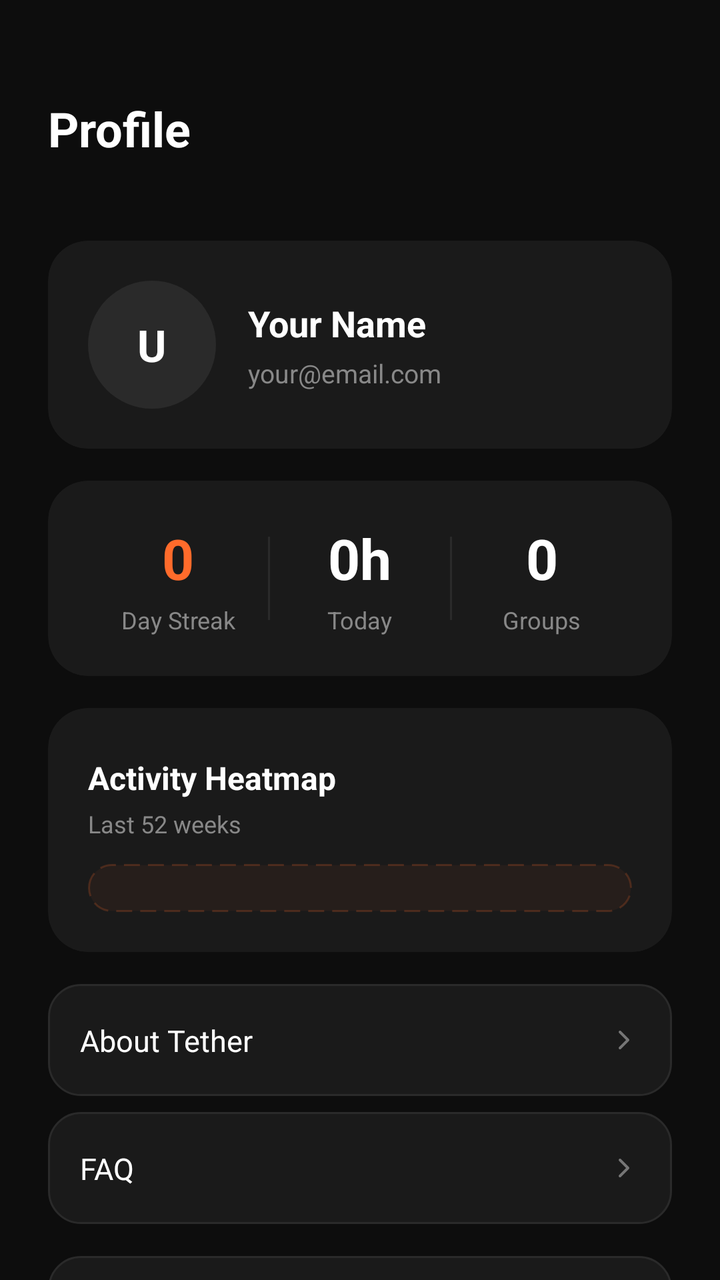
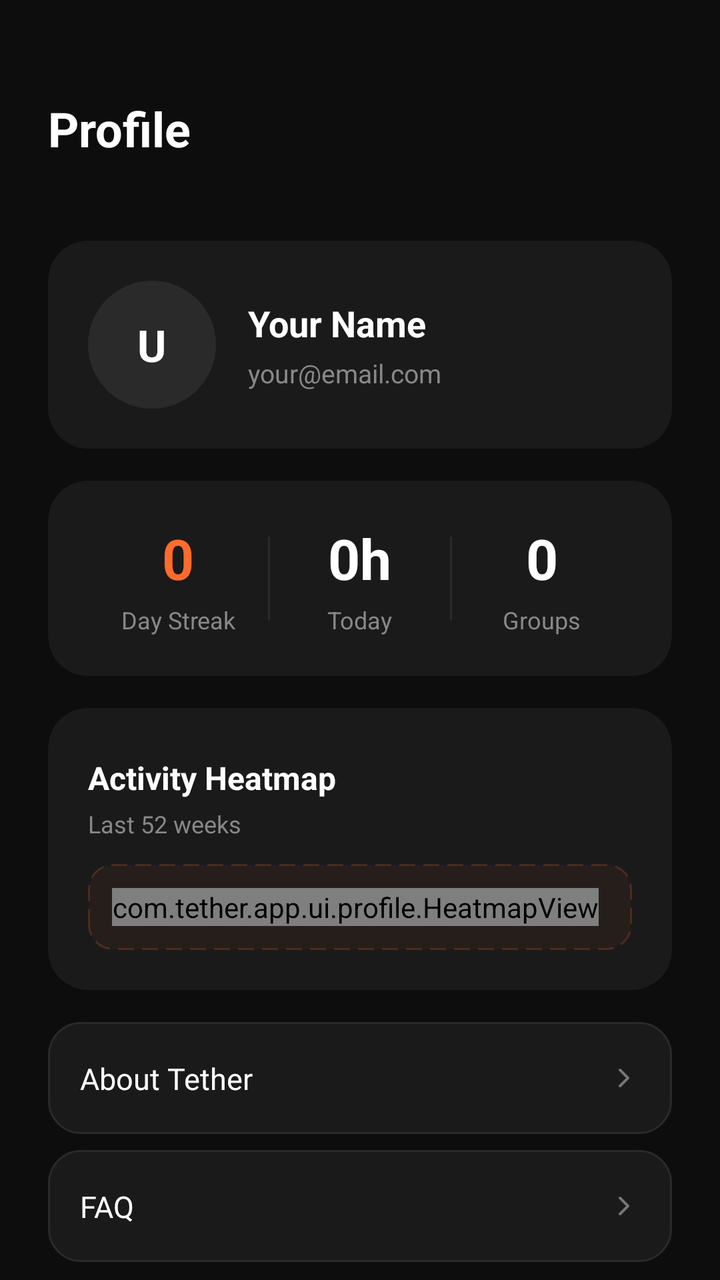

An Android layout rendered at two revisions. The XML below is the earlier revision; the diff shows what the commit changed to produce the second picture.
<!-- AndroidManifest.xml: application theme Theme.Tether -->
<!-- res/layout/fragment_profile.xml -->
<?xml version="1.0" encoding="utf-8"?>
<androidx.constraintlayout.widget.ConstraintLayout xmlns:android="http://schemas.android.com/apk/res/android"
    xmlns:app="http://schemas.android.com/apk/res-auto"
    android:layout_width="match_parent"
    android:layout_height="match_parent"
    android:background="@color/colorBackground">

    <LinearLayout
        android:id="@+id/profileHeader"
        android:layout_width="match_parent"
        android:layout_height="wrap_content"
        android:background="@color/colorBackground"
        android:orientation="vertical"
        android:paddingHorizontal="24dp"
        android:paddingTop="48dp"
        android:paddingBottom="16dp"
        app:layout_constraintTop_toTopOf="parent">

        <TextView
            android:id="@+id/tvProfileTitle"
            android:layout_width="wrap_content"
            android:layout_height="wrap_content"
            android:text="@string/profile"
            android:textColor="@color/colorTextPrimary"
            android:textSize="24sp"
            android:textStyle="bold" />
    </LinearLayout>

    <ScrollView
        android:layout_width="match_parent"
        android:layout_height="0dp"
        android:fillViewport="true"
        android:overScrollMode="never"
        android:scrollbars="none"
        app:layout_constraintBottom_toBottomOf="parent"
        app:layout_constraintTop_toBottomOf="@id/profileHeader">

        <LinearLayout
            android:layout_width="match_parent"
            android:layout_height="wrap_content"
            android:orientation="vertical"
            android:paddingHorizontal="24dp"
            android:paddingTop="8dp"
            android:paddingBottom="100dp">

            
            <androidx.cardview.widget.CardView
                android:layout_width="match_parent"
                android:layout_height="wrap_content"
                android:layout_marginTop="16dp"
                app:cardBackgroundColor="@color/colorSurface"
                app:cardCornerRadius="20dp"
                app:cardElevation="0dp"
                app:strokeColor="@color/colorBorder"
                app:strokeWidth="1dp">

                <androidx.constraintlayout.widget.ConstraintLayout
                    android:layout_width="match_parent"
                    android:layout_height="wrap_content"
                    android:padding="20dp">

                    <FrameLayout
                        android:id="@+id/flProfileAvatar"
                        android:layout_width="64dp"
                        android:layout_height="64dp"
                        android:background="@drawable/bg_avatar_circle"
                        app:layout_constraintBottom_toBottomOf="parent"
                        app:layout_constraintStart_toStartOf="parent"
                        app:layout_constraintTop_toTopOf="parent">

                        <TextView
                            android:id="@+id/tvProfileInitials"
                            android:layout_width="match_parent"
                            android:layout_height="match_parent"
                            android:gravity="center"
                            android:text="@string/initials_placeholder"
                            android:textColor="@color/colorTextPrimary"
                            android:textSize="22sp"
                            android:textStyle="bold" />
                    </FrameLayout>

                    <LinearLayout
                        android:layout_width="0dp"
                        android:layout_height="wrap_content"
                        android:layout_marginStart="16dp"
                        android:orientation="vertical"
                        app:layout_constraintBottom_toBottomOf="parent"
                        app:layout_constraintEnd_toEndOf="parent"
                        app:layout_constraintStart_toEndOf="@id/flProfileAvatar"
                        app:layout_constraintTop_toTopOf="parent">

                        <TextView
                            android:id="@+id/tvProfileName"
                            android:layout_width="wrap_content"
                            android:layout_height="wrap_content"
                            android:text="@string/your_name"
                            android:textColor="@color/colorTextPrimary"
                            android:textSize="18sp"
                            android:textStyle="bold" />

                        <TextView
                            android:id="@+id/tvProfileEmail"
                            android:layout_width="wrap_content"
                            android:layout_height="wrap_content"
                            android:layout_marginTop="4dp"
                            android:text="@string/your_email"
                            android:textColor="@color/colorTextSecondary"
                            android:textSize="13sp" />
                    </LinearLayout>
                </androidx.constraintlayout.widget.ConstraintLayout>
            </androidx.cardview.widget.CardView>

            
            <androidx.cardview.widget.CardView
                android:layout_width="match_parent"
                android:layout_height="wrap_content"
                android:layout_marginTop="16dp"
                app:cardBackgroundColor="@color/colorSurface"
                app:cardCornerRadius="20dp"
                app:cardElevation="0dp"
                app:strokeColor="@color/colorBorder"
                app:strokeWidth="1dp">

                <LinearLayout
                    android:layout_width="match_parent"
                    android:layout_height="wrap_content"
                    android:orientation="horizontal"
                    android:padding="20dp">

                    <LinearLayout
                        android:layout_width="0dp"
                        android:layout_height="wrap_content"
                        android:layout_weight="1"
                        android:gravity="center"
                        android:orientation="vertical">

                        <TextView
                            android:id="@+id/tvStreakCount"
                            android:layout_width="wrap_content"
                            android:layout_height="wrap_content"
                            android:gravity="center"
                            android:text="@string/zero"
                            android:textColor="@color/colorAccent"
                            android:textSize="28sp"
                            android:textStyle="bold" />

                        <TextView
                            android:layout_width="wrap_content"
                            android:layout_height="wrap_content"
                            android:layout_marginTop="4dp"
                            android:gravity="center"
                            android:text="@string/day_streak_label"
                            android:textColor="@color/colorTextSecondary"
                            android:textSize="12sp" />
                    </LinearLayout>

                    <View
                        android:layout_width="1dp"
                        android:layout_height="match_parent"
                        android:layout_marginVertical="8dp"
                        android:background="@color/colorBorder" />

                    <LinearLayout
                        android:layout_width="0dp"
                        android:layout_height="wrap_content"
                        android:layout_weight="1"
                        android:gravity="center"
                        android:orientation="vertical">

                        <TextView
                            android:id="@+id/tvTotalHours"
                            android:layout_width="wrap_content"
                            android:layout_height="wrap_content"
                            android:gravity="center"
                            android:text="@string/zero_h"
                            android:textColor="@color/colorTextPrimary"
                            android:textSize="28sp"
                            android:textStyle="bold" />

                        <TextView
                            android:layout_width="wrap_content"
                            android:layout_height="wrap_content"
                            android:layout_marginTop="4dp"
                            android:gravity="center"
                            android:text="@string/total_hours_label"
                            android:textColor="@color/colorTextSecondary"
                            android:textSize="12sp" />
                    </LinearLayout>

                    <View
                        android:layout_width="1dp"
                        android:layout_height="match_parent"
                        android:layout_marginVertical="8dp"
                        android:background="@color/colorBorder" />

                    <LinearLayout
                        android:layout_width="0dp"
                        android:layout_height="wrap_content"
                        android:layout_weight="1"
                        android:gravity="center"
                        android:orientation="vertical">

                        <TextView
                            android:id="@+id/tvGroupCount"
                            android:layout_width="wrap_content"
                            android:layout_height="wrap_content"
                            android:gravity="center"
                            android:text="@string/zero"
                            android:textColor="@color/colorTextPrimary"
                            android:textSize="28sp"
                            android:textStyle="bold" />

                        <TextView
                            android:layout_width="wrap_content"
                            android:layout_height="wrap_content"
                            android:layout_marginTop="4dp"
                            android:gravity="center"
                            android:text="@string/groups_label"
                            android:textColor="@color/colorTextSecondary"
                            android:textSize="12sp" />
                    </LinearLayout>
                </LinearLayout>
            </androidx.cardview.widget.CardView>

            
            <androidx.cardview.widget.CardView
                android:layout_width="match_parent"
                android:layout_height="wrap_content"
                android:layout_marginTop="16dp"
                app:cardBackgroundColor="@color/colorSurface"
                app:cardCornerRadius="20dp"
                app:cardElevation="0dp"
                app:strokeColor="@color/colorBorder"
                app:strokeWidth="1dp">

                <androidx.constraintlayout.widget.ConstraintLayout
                    android:layout_width="match_parent"
                    android:layout_height="wrap_content"
                    android:padding="20dp">

                    <TextView
                        android:id="@+id/tvHeatmapTitle"
                        android:layout_width="wrap_content"
                        android:layout_height="wrap_content"
                        android:layout_marginTop="4dp"
                        android:text="@string/activity_heatmap"
                        android:textColor="@color/colorTextPrimary"
                        android:textSize="16sp"
                        android:textStyle="bold"
                        app:layout_constraintStart_toStartOf="parent"
                        app:layout_constraintTop_toTopOf="parent" />

                    <TextView
                        android:id="@+id/tvHeatmapSubtitle"
                        android:layout_width="wrap_content"
                        android:layout_height="wrap_content"
                        android:layout_marginTop="4dp"
                        android:text="Last 52 weeks"
                        android:textColor="@color/colorTextSecondary"
                        android:textSize="12sp"
                        app:layout_constraintStart_toStartOf="parent"
                        app:layout_constraintTop_toBottomOf="@id/tvHeatmapTitle" />

                    <FrameLayout
                        android:id="@+id/heatmapPlaceholder"
                        android:layout_width="match_parent"
                        android:layout_height="wrap_content"
                        android:background="@drawable/bg_heatmap_placeholder"
                        android:padding="12dp"
                        app:layout_constraintTop_toBottomOf="@id/tvHeatmapSubtitle"
                        app:layout_constraintStart_toStartOf="parent"
                        app:layout_constraintEnd_toEndOf="parent"
                        android:layout_marginTop="12dp" />
                </androidx.constraintlayout.widget.ConstraintLayout>
            </androidx.cardview.widget.CardView>

            
            <androidx.constraintlayout.widget.ConstraintLayout
                android:id="@+id/btnAbout"
                android:layout_width="match_parent"
                android:layout_height="56dp"
                android:layout_marginTop="16dp"
                android:background="@drawable/bg_card"
                android:clickable="true"
                android:focusable="true"
                android:foreground="?attr/selectableItemBackground">

                <TextView
                    android:layout_width="wrap_content"
                    android:layout_height="wrap_content"
                    android:layout_marginStart="16dp"
                    android:text="About Tether"
                    android:textColor="@color/colorTextPrimary"
                    android:textSize="15sp"
                    app:layout_constraintBottom_toBottomOf="parent"
                    app:layout_constraintStart_toStartOf="parent"
                    app:layout_constraintTop_toTopOf="parent" />

                <ImageView
                    android:layout_width="16dp"
                    android:layout_height="16dp"
                    android:layout_marginEnd="16dp"
                    android:src="@drawable/ic_chevron_right"
                    android:alpha="0.4"
                    app:layout_constraintBottom_toBottomOf="parent"
                    app:layout_constraintEnd_toEndOf="parent"
                    app:layout_constraintTop_toTopOf="parent" />
            </androidx.constraintlayout.widget.ConstraintLayout>

            
            <androidx.constraintlayout.widget.ConstraintLayout
                android:id="@+id/btnFaq"
                android:layout_width="match_parent"
                android:layout_height="56dp"
                android:layout_marginTop="8dp"
                android:background="@drawable/bg_card"
                android:clickable="true"
                android:focusable="true"
                android:foreground="?attr/selectableItemBackground">

                <TextView
                    android:layout_width="wrap_content"
                    android:layout_height="wrap_content"
                    android:layout_marginStart="16dp"
                    android:text="FAQ"
                    android:textColor="@color/colorTextPrimary"
                    android:textSize="15sp"
                    app:layout_constraintBottom_toBottomOf="parent"
                    app:layout_constraintStart_toStartOf="parent"
                    app:layout_constraintTop_toTopOf="parent" />

                <ImageView
                    android:layout_width="16dp"
                    android:layout_height="16dp"
                    android:layout_marginEnd="16dp"
                    android:src="@drawable/ic_chevron_right"
                    android:alpha="0.4"
                    app:layout_constraintBottom_toBottomOf="parent"
                    app:layout_constraintEnd_toEndOf="parent"
                    app:layout_constraintTop_toTopOf="parent" />
            </androidx.constraintlayout.widget.ConstraintLayout>

            
            <androidx.constraintlayout.widget.ConstraintLayout
                android:id="@+id/btnLogout"
                android:layout_width="match_parent"
                android:layout_height="56dp"
                android:layout_marginTop="16dp"
                android:layout_marginBottom="24dp"
                android:background="@drawable/bg_card"
                android:clickable="true"
                android:focusable="true"
                android:foreground="?attr/selectableItemBackground">

                <ImageView
                    android:id="@+id/icLogout"
                    android:layout_width="20dp"
                    android:layout_height="20dp"
                    android:layout_marginStart="16dp"
                    android:src="@drawable/ic_logout"
                    app:layout_constraintBottom_toBottomOf="parent"
                    app:layout_constraintStart_toStartOf="parent"
                    app:layout_constraintTop_toTopOf="parent" />

                <TextView
                    android:layout_width="wrap_content"
                    android:layout_height="wrap_content"
                    android:layout_marginStart="12dp"
                    android:text="@string/log_out"
                    android:textColor="#EF4444"
                    android:textSize="15sp"
                    app:layout_constraintBottom_toBottomOf="parent"
                    app:layout_constraintStart_toEndOf="@id/icLogout"
                    app:layout_constraintTop_toTopOf="parent" />
            </androidx.constraintlayout.widget.ConstraintLayout>
        </LinearLayout>
    </ScrollView>

</androidx.constraintlayout.widget.ConstraintLayout>
<!-- resources referenced by this layout -->
<resources>
  <color name="colorAccent">#FF6B2B</color>
  <color name="colorBackground">#0D0D0D</color>
  <color name="colorBorder">#2A2A2A</color>
  <color name="colorSurface">#1A1A1A</color>
  <color name="colorTextPrimary">#FFFFFF</color>
  <color name="colorTextSecondary">#888888</color>
  <!-- drawable bg_avatar_circle (drawable) -->
  <?xml version="1.0" encoding="utf-8"?>
  <shape xmlns:android="http://schemas.android.com/apk/res/android"
      android:shape="oval">
      <solid android:color="@color/colorElevated" />
  </shape>
  <!-- drawable bg_card (drawable) -->
  <?xml version="1.0" encoding="utf-8"?>
  <shape xmlns:android="http://schemas.android.com/apk/res/android"
      android:shape="rectangle">
      <solid android:color="@color/colorSurface" />
      <stroke
          android:width="1dp"
          android:color="@color/colorBorder" />
      <corners android:radius="16dp" />
  </shape>
  <!-- drawable bg_heatmap_placeholder (drawable) -->
  <?xml version="1.0" encoding="utf-8"?>
  <shape xmlns:android="http://schemas.android.com/apk/res/android"
      android:shape="rectangle">
      <solid android:color="#0DFF6B2B" />
      <stroke
          android:width="1dp"
          android:color="#33FF6B2B"
          android:dashWidth="8dp"
          android:dashGap="4dp" />
      <corners android:radius="12dp" />
  </shape>
  <!-- drawable ic_chevron_right (drawable) -->
  <vector xmlns:android="http://schemas.android.com/apk/res/android"
      android:width="24dp"
      android:height="24dp"
      android:viewportWidth="24"
      android:viewportHeight="24">
    <path
        android:fillColor="@android:color/transparent"
        android:pathData="M9,18l6,-6-6,-6"
        android:strokeColor="@color/colorTextPrimary"
        android:strokeWidth="2"
        android:strokeLineCap="round"
       android:strokeLineJoin="round"/>
  </vector>
  <!-- drawable ic_logout (drawable) -->
  <vector xmlns:android="http://schemas.android.com/apk/res/android"
      android:width="24dp"
      android:height="24dp"
      android:viewportWidth="24"
      android:viewportHeight="24">
      <path
          android:fillColor="#EF4444"
          android:pathData="M17,7l-1.41,1.41L18.17,11H8v2h10.17l-2.58,2.58L17,17l5,-5L17,7z M4,5h8V3H4C2.9,3 2,3.9 2,5v14c0,1.1 0.9,2 2,2h8v-2H4V5z"/>
  </vector>
  <string name="activity_heatmap">Activity Heatmap</string>
  <string name="day_streak_label">Day Streak</string>
  <string name="groups_label">Groups</string>
  <string name="initials_placeholder">U</string>
  <string name="log_out">Log Out</string>
  <string name="profile">Profile</string>
  <string name="total_hours_label">Today</string>
  <string name="your_email">your@email.com</string>
  <string name="your_name">Your Name</string>
  <string name="zero">0</string>
  <string name="zero_h">0h</string>
  <style name="Theme.Tether" parent="Theme.Material3.Dark.NoActionBar">
          
          <item name="android:windowBackground">@color/colorBackground</item>
          <item name="colorPrimary">@color/colorAccent</item>
          <item name="colorSurface">@color/colorSurface</item>
          <item name="colorOnSurface">@color/colorTextPrimary</item>
  
          <item name="android:statusBarColor">@color/colorBackground</item>
          <item name="android:navigationBarColor">@color/colorBackground</item>
      </style>
  <color name="colorElevated">#2A2A2A</color>
</resources>

<!-- the commit's change to res/layout/fragment_profile.xml (unified diff, before → after) -->
@@ -270,7 +270,21 @@
                         app:layout_constraintTop_toBottomOf="@id/tvHeatmapSubtitle"
                         app:layout_constraintStart_toStartOf="parent"
                         app:layout_constraintEnd_toEndOf="parent"
-                        android:layout_marginTop="12dp" />
+                        android:layout_marginTop="12dp">
+
+                        <HorizontalScrollView
+                            android:id="@+id/heatmapScroll"
+                            android:layout_width="match_parent"
+                            android:layout_height="wrap_content"
+                            android:overScrollMode="never"
+                            android:scrollbars="none">
+
+                            <com.tether.app.ui.profile.HeatmapView
+                                android:id="@+id/heatmapView"
+                                android:layout_width="wrap_content"
+                                android:layout_height="wrap_content" />
+                        </HorizontalScrollView>
+                    </FrameLayout>
                 </androidx.constraintlayout.widget.ConstraintLayout>
             </androidx.cardview.widget.CardView>
 
